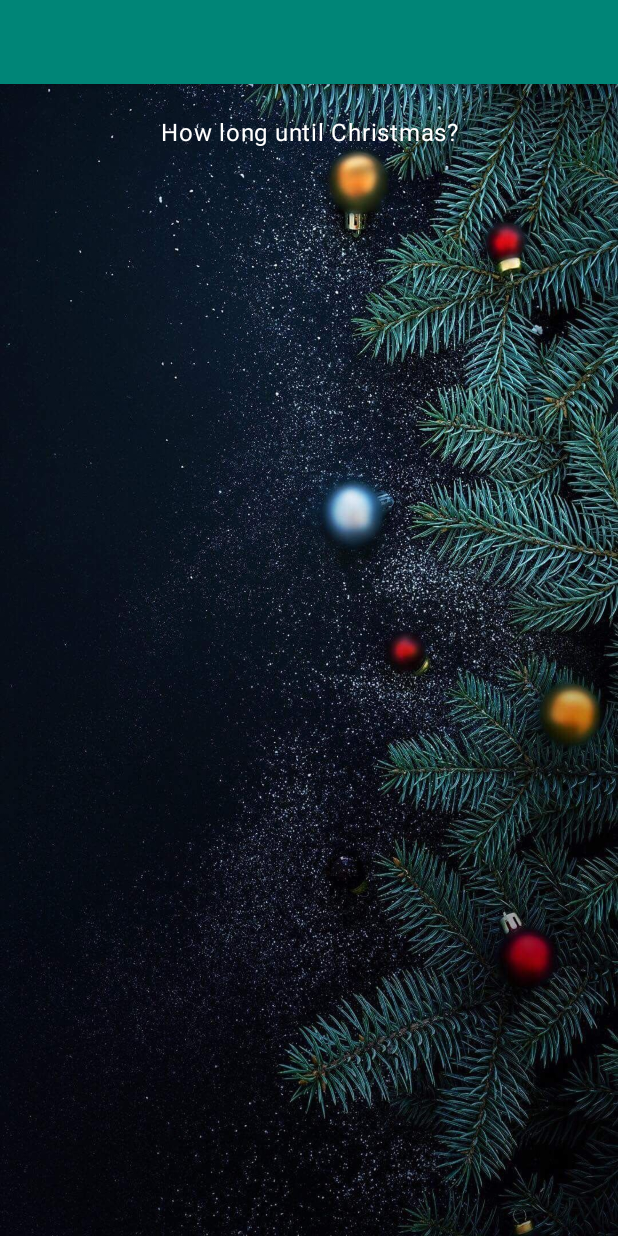
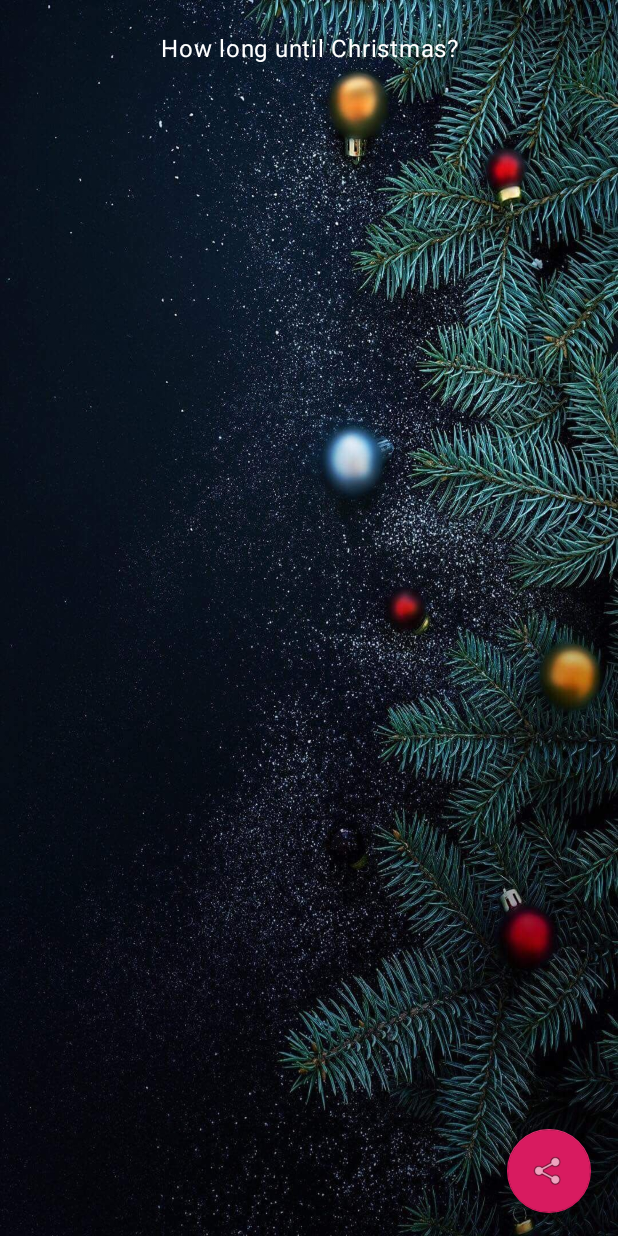
Before and after one commit to facundop/android-how_long_until_christmas, an Android app: the layout activity_main.xml on its own in the app's theme, with its tools: preview values and no code run, on a phone screen of 412 x 824 dp. Run offline under Robolectric (Android 15) with nearby library versions, the phone set to English and light mode, and no system bars.

Commit message:
Add Share Button. Remove Toolbar

```diff
--- a/app/build.gradle
+++ b/app/build.gradle
@@ -14,8 +14,8 @@ android {
         applicationId "com.facundoprecentado.howlonguntilchristmas"
         minSdkVersion 22
         targetSdkVersion 28
-        versionCode 4
-        versionName "1.3"
+        versionCode 5
+        versionName "1.4"
         testInstrumentationRunner "android.support.test.runner.AndroidJUnitRunner"
         signingConfig signingConfigs.release
     }
--- a/app/src/main/res/layout/activity_main.xml
+++ b/app/src/main/res/layout/activity_main.xml
@@ -9,14 +9,7 @@
     <android.support.design.widget.AppBarLayout
         android:layout_width="match_parent"
         android:layout_height="wrap_content"
-        android:theme="@style/AppTheme.AppBarOverlay">
-
-        <android.support.v7.widget.Toolbar
-            android:id="@+id/toolbar"
-            android:layout_width="match_parent"
-            android:layout_height="?attr/actionBarSize"
-            android:background="?attr/colorPrimary"
-            app:popupTheme="@style/AppTheme.PopupOverlay" />
+        android:theme="@style/Theme.MaterialComponents.NoActionBar">
 
     </android.support.design.widget.AppBarLayout>
 
--- a/app/src/main/res/layout/content_main.xml
+++ b/app/src/main/res/layout/content_main.xml
@@ -56,4 +56,20 @@
         app:layout_constraintStart_toStartOf="parent"
         app:layout_constraintTop_toTopOf="parent" />
 
+    <android.support.design.widget.FloatingActionButton
+        android:id="@+id/shareButton"
+        android:layout_width="wrap_content"
+        android:layout_height="wrap_content"
+        android:layout_marginStart="8dp"
+        android:layout_marginTop="8dp"
+        android:layout_marginEnd="8dp"
+        android:layout_marginBottom="8dp"
+        app:layout_constraintBottom_toBottomOf="parent"
+        app:layout_constraintEnd_toEndOf="parent"
+        app:layout_constraintHorizontal_bias="0.971"
+        app:layout_constraintStart_toStartOf="parent"
+        app:layout_constraintTop_toBottomOf="@+id/hoursUntilText"
+        app:layout_constraintVertical_bias="0.944"
+        app:srcCompat="@android:drawable/ic_menu_share" />
+
 </android.support.constraint.ConstraintLayout>
--- a/app/src/main/res/values/strings.xml
+++ b/app/src/main/res/values/strings.xml
@@ -10,4 +10,5 @@
     <string name="merry">Merry</string>
     <string name="christmas">Christmas!!!</string>
     <string name="share_app_msg">Find out how long until Christmas with this App:</string>
+    <string name="share_app_button">Share</string>
 </resources>
```
Also changed, not shown: app/src/main/java/com/facundoprecentado/howlonguntilchristmas/MainActivity.java (+12 -23 lines), 1 other file.
